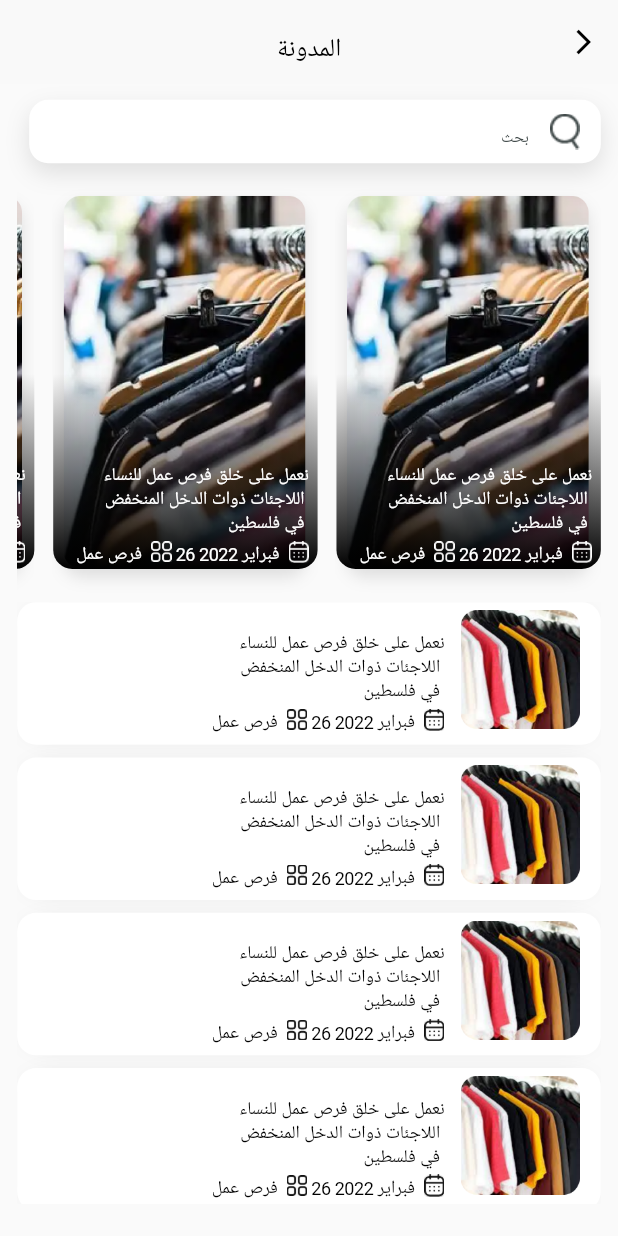
After one commit to Mohamed-Salem7/Bazaar_app, a Flutter app: the BlogScreen screen opened directly, on a phone screen of 412 x 824 dp. The commit adds this screen. Run offline on Flutter 3.47's test engine with Material 2 defaults, Android fonts, the phone set to English and light mode, and no system bars; our stand-ins replace buttons_tabbar, carousel_slider, flutter_bloc, flutter_screenutil, flutter_svg, get and 3 more; accounts and stored records are empty; Roboto replaces fonts that are missing (Tajawal).

Commit message:
master-commit

```diff
--- a/lib/presntaion/layers/Setting/Setting_Screen.dart
+++ b/lib/presntaion/layers/Setting/Setting_Screen.dart
@@ -1,3 +1,4 @@
+import 'package:bazaar/presntaion/layers/Setting/screen/Blog/blog_screen.dart';
 import 'package:bazaar/presntaion/layers/Setting/screen/Edit_Profile/edit_profile.dart';
 import 'package:bazaar/presntaion/layers/Setting/screen/contact_us/contact_us_screen.dart';
 import 'package:bazaar/presntaion/layers/Setting/screen/order/order_screen.dart';
@@ -49,7 +50,7 @@ class SettingScreen extends StatelessWidget {
       },
       ()
       {
-        //Get.to(const ContactUsScreen(), transition: Transition.rightToLeft);
+        Get.to(const BlogScreen(), transition: Transition.rightToLeft);
       },
       ()
       {
--- /dev/null
+++ b/lib/presntaion/layers/Setting/screen/Blog/blog_screen.dart
@@ -0,0 +1,90 @@
+import 'package:bazaar/presntaion/layers/Setting/screen/Blog/details_blog_screen.dart';
+import 'package:bazaar/presntaion/layers/Setting/screen/Blog/widget/info_blog_post.dart';
+import 'package:bazaar/presntaion/layers/Setting/screen/Blog/widget/post2_blog.dart';
+import 'package:bazaar/presntaion/layers/Setting/screen/Blog/widget/post_blog.dart';
+import 'package:bazaar/presntaion/layers/Setting/screen/contact_us/widget/body.dart';
+import 'package:bazaar/presntaion/layers/Setting/screen/contact_us/widget/text_field_message.dart';
+import 'package:bazaar/presntaion/layers/Setting/screen/shipping_addresses/widget/text_field_address.dart';
+import 'package:bazaar/presntaion/layers/store/widget/search_field.dart';
+import 'package:bazaar/presntaion/utils/App_Color.dart';
+import 'package:bazaar/presntaion/utils/App_Image.dart';
+import 'package:bazaar/presntaion/utils/Global%20widget/Main_Button.dart';
+import 'package:bazaar/presntaion/utils/Global%20widget/Title_Widget.dart';
+import 'package:bazaar/presntaion/utils/Global%20widget/constant.dart';
+import 'package:flutter/material.dart';
+import 'package:flutter_screenutil/flutter_screenutil.dart';
+import 'package:get/get.dart';
+import 'package:google_fonts/google_fonts.dart';
+
+class BlogScreen extends StatelessWidget {
+  const BlogScreen({Key? key}) : super(key: key);
+
+  @override
+  Widget build(BuildContext context) {
+    return Directionality(
+      textDirection: TextDirection.rtl,
+      child: Scaffold(
+        appBar: TitleWidget(
+            title: 'المدونة', isEditProfile: false, context: context),
+        body: Padding(
+          padding: EdgeInsets.symmetric(vertical: 10.h, horizontal: 10.w),
+          child: SingleChildScrollView(
+            physics: const BouncingScrollPhysics(),
+            child: Column(
+              children: [
+                const SearchField(isBlog: false),
+                Padding(
+                  padding: EdgeInsets.only(top: 10.h),
+                  child: SizedBox(
+                    height: 267.h,
+                    child: ListView.separated(
+                      itemCount: 5,
+                      scrollDirection: Axis.horizontal,
+                      padding: const EdgeInsets.all(0),
+                      physics: const BouncingScrollPhysics(),
+                      itemBuilder: (context, index) {
+                        return GestureDetector(
+                          onTap: ()
+                          {
+                            Get.to(const DetailsBlogScreen(),transition: transition[0]);
+                          },
+                          child: const PostBlog(),
+                        );
+                      },
+                      separatorBuilder: (context, index) {
+                        return SizedBox(
+                          width: 10.w,
+                        );
+                      },
+                    ),
+                  ),
+                ),
+                SizedBox(
+                  height: 380.h,
+                  child: ListView.builder(
+                    itemCount: 5,
+                    scrollDirection: Axis.vertical,
+                    physics: const BouncingScrollPhysics(),
+                    itemBuilder: (context, index) {
+                      return Padding(
+                        padding: EdgeInsets.only(bottom: 8.h),
+                        child: InkWell(
+                          borderRadius: BorderRadius.circular(12.r),
+                          onTap: () {
+                            Get.to(const DetailsBlogScreen(),
+                                transition: transition[0]);
+                          },
+                          child: const Post2Blog(),
+                        ),
+                      );
+                    },
+                  ),
+                ),
+              ],
+            ),
+          ),
+        ),
+      ),
+    );
+  }
+}
--- /dev/null
+++ b/lib/presntaion/layers/Setting/screen/Blog/widget/info_blog_post.dart
@@ -0,0 +1,140 @@
+import 'package:bazaar/presntaion/utils/App_Color.dart';
+import 'package:bazaar/presntaion/utils/App_Image.dart';
+import 'package:flutter/material.dart';
+import 'package:flutter_screenutil/flutter_screenutil.dart';
+import 'package:google_fonts/google_fonts.dart';
+
+class InfoBlogPost extends StatelessWidget {
+  const InfoBlogPost({Key? key, required this.isPost, required this.isDetails})
+      : super(key: key);
+
+  final bool isPost;
+  final bool isDetails;
+
+  @override
+  Widget build(BuildContext context) {
+    return Padding(
+      padding: EdgeInsets.symmetric(horizontal: 5.w),
+      child: Column(
+        mainAxisAlignment:
+            isDetails ? MainAxisAlignment.center : MainAxisAlignment.end,
+        crossAxisAlignment: CrossAxisAlignment.start,
+        children: [
+          if (!isDetails)
+            Text(
+              'نعمل على خلق فرص عمل للنساء\n اللاجئات ذوات الدخل المنخفض\n في فلسطين',
+              style: GoogleFonts.roboto(
+                fontSize: 12.spMin,
+                color: isPost ? AppColor.white : AppColor.black,
+                letterSpacing: -0.2894117660522461.spMin,
+                height: 1.25.h,
+              ),
+              textAlign: TextAlign.right,
+            ),
+          if (isDetails)
+            Text(
+              'نعمل على خلق فرص عمل للنساء اللاجئات ذوات الدخل\nالمنخفض في فلسطين',
+              style: GoogleFonts.roboto(
+                fontSize: 18.spMin,
+                fontWeight: FontWeight.w600,
+                color: AppColor.white,
+                letterSpacing: -0.38588235473632815.spMin,
+                height: 1.44.h,
+              ),
+              textAlign: TextAlign.right,
+            ),
+          if (isDetails)
+            Row(
+              children: [
+                Image(
+                  image: const AssetImage(AppImage.person2Img),
+                  width: 12.w,
+                  height: 14.h,
+                ),
+                Text(
+                  ' محمد ديب ',
+                  style: GoogleFonts.roboto(
+                    fontSize: 16.spMin,
+                    color: AppColor.white,
+                    letterSpacing: -0.38588235473632815.spMin,
+                    height: 1.44.h,
+                  ),
+                  textAlign: TextAlign.right,
+                ),
+
+                Image(
+                  image: const AssetImage(AppImage.location3Img),
+                  width: 12.w,
+                  height: 14.h,
+                ),
+                Text(
+                  ' فلسطين - غزة',
+                  style: GoogleFonts.roboto(
+                    fontSize: 16.spMin,
+                    color: AppColor.white,
+                    letterSpacing: -0.38588235473632815.spMin,
+                    height: 1.44.h,
+                  ),
+                  textAlign: TextAlign.right,
+                ),
+              ],
+            ),
+          Row(
+            children: [
+              Image(
+                image: AssetImage(isPost
+                    ? AppImage.blogCalendarImg
+                    : AppImage.blogCalendar2Img),
+                width: 12.w,
+                height: 14.h,
+              ),
+              Text(
+                '  فبراير 2022 26 ',
+                style: GoogleFonts.roboto(
+                  fontSize: 12.spMin,
+                  color: isPost ? AppColor.white : AppColor.black,
+                  letterSpacing: -0.2894117660522461.spMin,
+                  height: 1.83.h,
+                ),
+              ),
+              Image(
+                image: AssetImage(isPost
+                    ? AppImage.blogCategoryImg
+                    : AppImage.blogCategory2Img),
+                width: 12.w,
+                height: 14.h,
+              ),
+              Text(
+                '  فرص عمل',
+                style: GoogleFonts.roboto(
+                  fontSize: 12.spMin,
+                  color: isPost ? AppColor.white : AppColor.black,
+                  letterSpacing: -0.2894117660522461.spMin,
+                  height: 1.83.h,
+                ),
+              ),
+              if (isDetails)
+                SizedBox(
+                    height: 12.h,
+                    child: Icon(
+                      Icons.visibility_outlined,
+                      size: 18.spMin,
+                      color: AppColor.white,
+                    )),
+              if (isDetails)
+                Text(
+                  'مشاهدة 1,945',
+                  style: GoogleFonts.roboto(
+                    fontSize: 12.spMin,
+                    color: isPost ? AppColor.white : AppColor.black,
+                    letterSpacing: -0.2894117660522461.spMin,
+                    height: 1.83.h,
+                  ),
+                ),
+            ],
+          ),
+        ],
+      ),
+    );
+  }
+}
--- /dev/null
+++ b/lib/presntaion/layers/Setting/screen/Blog/widget/post2_blog.dart
@@ -0,0 +1,45 @@
+import 'package:bazaar/presntaion/layers/Setting/screen/Blog/widget/info_blog_post.dart';
+import 'package:bazaar/presntaion/utils/App_Color.dart';
+import 'package:bazaar/presntaion/utils/App_Image.dart';
+import 'package:flutter/material.dart';
+import 'package:flutter_screenutil/flutter_screenutil.dart';
+
+class Post2Blog extends StatelessWidget {
+  const Post2Blog({Key? key}) : super(key: key);
+
+  @override
+  Widget build(BuildContext context) {
+    return Container(
+      width: 319.w,
+      height: 90.h,
+      decoration: BoxDecoration(
+        borderRadius: BorderRadius.circular(12.r),
+        color: AppColor.white,
+        boxShadow: [
+          BoxShadow(
+            color: AppColor.black.withOpacity(0.12.spMin),
+            offset: Offset(0.w, 0.h,),
+            blurRadius: 12.r,
+            spreadRadius: -7.spMin,
+          ),
+        ],
+      ),
+      child: Padding(
+        padding:
+        EdgeInsets.symmetric(horizontal: 8.w, vertical: 5.h),
+        child: Row(
+          crossAxisAlignment: CrossAxisAlignment.start,
+          mainAxisAlignment: MainAxisAlignment.start,
+          children: [
+            Image(
+              image: const AssetImage(AppImage.blogClothesImg),
+              width: 78.w,
+              height: 75.h,
+            ),
+            const InfoBlogPost(isPost: false,isDetails: false),
+          ],
+        ),
+      ),
+    );
+  }
+}
--- /dev/null
+++ b/lib/presntaion/layers/Setting/screen/Blog/widget/post_blog.dart
@@ -0,0 +1,51 @@
+import 'package:bazaar/presntaion/layers/Setting/screen/Blog/widget/info_blog_post.dart';
+import 'package:bazaar/presntaion/utils/App_Color.dart';
+import 'package:bazaar/presntaion/utils/App_Image.dart';
+import 'package:flutter/material.dart';
+import 'package:flutter_screenutil/flutter_screenutil.dart';
+
+class PostBlog extends StatelessWidget {
+  const PostBlog({Key? key}) : super(key: key);
+
+  @override
+  Widget build(BuildContext context) {
+    return Stack(
+      children: [
+        Container(
+          width: 155.w,
+          height: 267.h,
+          decoration: BoxDecoration(
+            borderRadius: BorderRadius.circular(12.r),
+            image: const DecorationImage(
+              image: AssetImage(AppImage.blogImg),
+              fit: BoxFit.cover,
+            ),
+            boxShadow: [
+              BoxShadow(
+                color: AppColor.white9.withOpacity(0.12.spMin),
+                offset: Offset(0.w, 6.h),
+                blurRadius: 12.r,
+              ),
+            ],
+          ),
+        ),
+        Container(
+          width: 154.w,
+          height: 246.h,
+          decoration: BoxDecoration(
+            borderRadius: BorderRadius.circular(12.r),
+            gradient: LinearGradient(
+              begin: Alignment.center,
+              end: Alignment.bottomCenter,
+              colors: [
+                AppColor.black2.withOpacity(0.0.spMin),
+                AppColor.black
+              ],
+            ),
+          ),
+          child: const InfoBlogPost(isPost: true,isDetails : false),
+        ),
+      ],
+    );
+  }
+}
--- a/lib/presntaion/layers/store/store_screen.dart
+++ b/lib/presntaion/layers/store/store_screen.dart
@@ -17,7 +17,7 @@ class StoreScreen extends StatelessWidget {
           children: [
             Padding(
               padding: EdgeInsets.only(bottom: 15.h),
-              child: const SearchField(),
+              child:  const SearchField(isBlog: true),
             ),
             Expanded(
               child: Padding(
--- a/lib/presntaion/layers/store/widget/search_field.dart
+++ b/lib/presntaion/layers/store/widget/search_field.dart
@@ -5,7 +5,9 @@ import 'package:flutter_screenutil/flutter_screenutil.dart';
 import 'package:google_fonts/google_fonts.dart';
 
 class SearchField extends StatelessWidget {
-  const SearchField({Key? key}) : super(key: key);
+  const SearchField({Key? key, required this.isBlog}) : super(key: key);
+
+  final bool isBlog;
 
   @override
   Widget build(BuildContext context) {
@@ -14,7 +16,7 @@ class SearchField extends StatelessWidget {
       children: [
         Container(
           height: 40.h,
-          width: 297.w,
+          width: isBlog ? 297.w : 333.w,
           decoration: BoxDecoration(
               borderRadius: BorderRadius.circular(12.r),
               color: AppColor.white,
@@ -29,17 +31,26 @@ class SearchField extends StatelessWidget {
             cursorColor: AppColor.mainColor,
             decoration: InputDecoration(
                 border: InputBorder.none,
-                contentPadding: EdgeInsets.symmetric(horizontal: 10.w,vertical: 10.h,),
+                contentPadding: EdgeInsets.symmetric(
+                  horizontal: 10.w,
+                  vertical: 10.h,
+                ),
                 hintText: 'بحث',
                 hintStyle: GoogleFonts.montserrat(
                   fontSize: 10.sp,
                   color: const Color(0xff424B4B),
                   height: 1.8.h,
                 ),
-                prefixIcon: Image(image: const AssetImage(AppImage.searchImg,),width: 19.85.w,height: 19.85.h,)
+                prefixIcon: Image(
+                  image: const AssetImage(
+                    AppImage.searchImg,
+                  ),
+                  width: 19.85.w,
+                  height: 19.85.h,
+                )),
           ),
         ),
-        ),
+        if (isBlog)
           Container(
             alignment: Alignment(0.01.w, -0.02.h),
             width: 40.0,
@@ -48,7 +59,13 @@ class SearchField extends StatelessWidget {
               borderRadius: BorderRadius.circular(9.0),
               color: AppColor.mainColor,
             ),
-          child:  Image(image: const AssetImage(AppImage.filterImg,),width: 18.w,height: 17.48.h,),
+            child: Image(
+              image: const AssetImage(
+                AppImage.filterImg,
+              ),
+              width: 18.w,
+              height: 17.48.h,
+            ),
           ),
       ],
     );
--- a/lib/presntaion/utils/App_Image.dart
+++ b/lib/presntaion/utils/App_Image.dart
@@ -68,5 +68,14 @@ class AppImage {
   static const String showtab = '$imgPath/showtab.png';
   static const String filterImg = '$imgPath/Filter.png';
   static const String briefImg = '$imgPath/brief.png';
+  static const String blogImg = '$imgPath/blog.png';
+  static const String blogCalendarImg = '$imgPath/Calendar.png';
+  static const String blogCalendar2Img = '$imgPath/Calendar2.png';
+  static const String blogCategoryImg = '$imgPath/Category.png';
+  static const String blogCategory2Img = '$imgPath/Category2.png';
+  static const String blogClothesImg = '$imgPath/blogClothes.png';
+  static const String postImg = '$imgPath/post.png';
+  static const String person2Img = '$imgPath/person2.png';
+  static const String location3Img = '$imgPath/Location3.png';
 
 }
```
Also changed, not shown: lib/presntaion/layers/Setting/screen/Blog/details_blog_screen.dart (added, +95 -0 lines), lib/presntaion/layers/Setting/screen/Blog/widget/information_blog.dart (added, +60 -0 lines), assets/images/Calendar.png (added), assets/images/Calendar2.png (added), assets/images/Category.png (added), assets/images/Category2.png (added), assets/images/Location3.png (added), assets/images/blog.png (added), assets/images/blogClothes.png (added), assets/images/person2.png (added), assets/images/post.png (added). Lines whose indentation alone changed are shown as unchanged.
